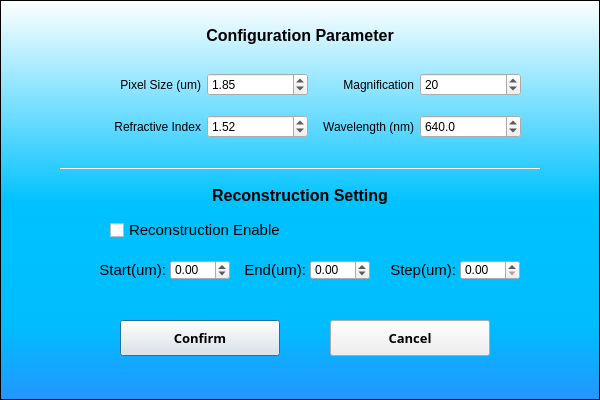
YipLab/DHM, file Lei Temp/UI file/Parameter setting.ui: the form before one commit.
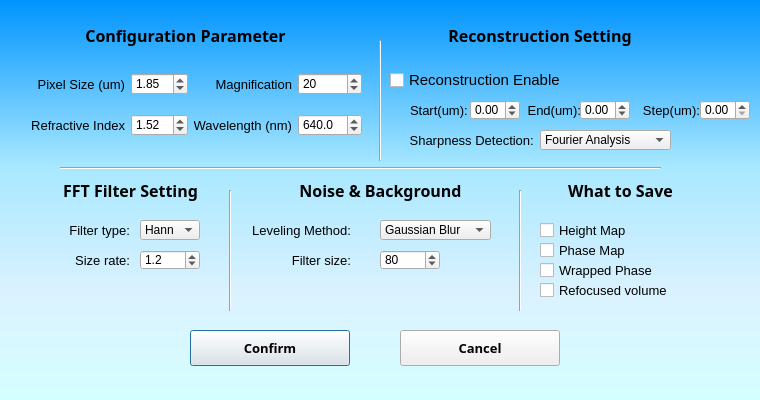
The form after the commit.

The edit to the form file:
```diff
--- a/Lei Temp/UI file/Parameter setting.ui
+++ b/Lei Temp/UI file/Parameter setting.ui
@@ -6,19 +6,23 @@
    <rect>
     <x>0</x>
     <y>0</y>
-    <width>600</width>
+    <width>760</width>
     <height>400</height>
    </rect>
   </property>
   <property name="windowTitle">
    <string>Dialog</string>
   </property>
+  <property name="styleSheet">
+   <string notr="true">QDialog#SystemSetting {
+background-color: qlineargradient(spread:pad, x1:0, y1:0, x2:0, y2:1, stop:0 rgba(0, 148, 255, 255), stop:0.414773 rgba(168, 232, 255, 255), stop:0.738636 rgba(219, 242, 255, 255), stop:1 rgba(212, 255, 255, 255));}</string>
+  </property>
   <widget class="Line" name="line">
    <property name="geometry">
     <rect>
      <x>60</x>
      <y>160</y>
-     <width>481</width>
+     <width>601</width>
      <height>16</height>
     </rect>
    </property>
@@ -29,8 +33,8 @@
   <widget class="QCheckBox" name="checkBox_recon">
    <property name="geometry">
     <rect>
-     <x>110</x>
-     <y>220</y>
+     <x>390</x>
+     <y>70</y>
      <width>181</width>
      <height>20</height>
     </rect>
@@ -77,9 +81,9 @@
   <widget class="QWidget" name="layoutWidget_2">
    <property name="geometry">
     <rect>
-     <x>100</x>
+     <x>31</x>
      <y>60</y>
-     <width>421</width>
+     <width>331</width>
      <height>91</height>
     </rect>
    </property>
@@ -89,7 +93,7 @@
       <property name="font">
        <font>
         <family>Arial</family>
-        <pointsize>9</pointsize>
+        <pointsize>10</pointsize>
        </font>
       </property>
       <property name="locale">
@@ -108,7 +112,7 @@
       <property name="font">
        <font>
         <family>Arial</family>
-        <pointsize>9</pointsize>
+        <pointsize>10</pointsize>
        </font>
       </property>
       <property name="locale">
@@ -190,7 +194,7 @@
       <property name="font">
        <font>
         <family>Arial</family>
-        <pointsize>9</pointsize>
+        <pointsize>10</pointsize>
        </font>
       </property>
       <property name="locale">
@@ -209,7 +213,7 @@
       <property name="font">
        <font>
         <family>Arial</family>
-        <pointsize>9</pointsize>
+        <pointsize>10</pointsize>
        </font>
       </property>
       <property name="locale">
@@ -244,8 +248,8 @@
   <widget class="QPushButton" name="pushButton_confirm">
    <property name="geometry">
     <rect>
-     <x>120</x>
-     <y>320</y>
+     <x>190</x>
+     <y>330</y>
      <width>160</width>
      <height>36</height>
     </rect>
@@ -268,8 +272,8 @@
   <widget class="QPushButton" name="pushButton_cancel">
    <property name="geometry">
     <rect>
-     <x>330</x>
-     <y>320</y>
+     <x>400</x>
+     <y>330</y>
      <width>160</width>
      <height>36</height>
     </rect>
@@ -292,15 +296,15 @@
   <widget class="QLabel" name="Title_config">
    <property name="geometry">
     <rect>
-     <x>200</x>
+     <x>70</x>
      <y>20</y>
-     <width>200</width>
+     <width>231</width>
      <height>30</height>
     </rect>
    </property>
    <property name="font">
     <font>
-     <family>Arial</family>
+     <family>Arial Black</family>
      <pointsize>12</pointsize>
      <weight>75</weight>
      <bold>true</bold>
@@ -319,15 +323,15 @@
   <widget class="QLabel" name="Title_recon">
    <property name="geometry">
     <rect>
-     <x>200</x>
-     <y>180</y>
+     <x>440</x>
+     <y>20</y>
      <width>200</width>
      <height>30</height>
     </rect>
    </property>
    <property name="font">
     <font>
-     <family>Arial</family>
+     <family>Arial Black</family>
      <pointsize>12</pointsize>
      <weight>75</weight>
      <bold>true</bold>
@@ -346,9 +350,9 @@
   <widget class="QDoubleSpinBox" name="SpinBox_start_recon">
    <property name="geometry">
     <rect>
-     <x>170</x>
-     <y>260</y>
-     <width>60</width>
+     <x>470</x>
+     <y>100</y>
+     <width>50</width>
      <height>20</height>
     </rect>
    </property>
@@ -365,9 +369,9 @@
   <widget class="QDoubleSpinBox" name="SpinBox_end_recon">
    <property name="geometry">
     <rect>
-     <x>310</x>
-     <y>260</y>
-     <width>60</width>
+     <x>580</x>
+     <y>100</y>
+     <width>50</width>
      <height>20</height>
     </rect>
    </property>
@@ -384,9 +388,9 @@
   <widget class="QDoubleSpinBox" name="SpinBox_step_recon">
    <property name="geometry">
     <rect>
-     <x>460</x>
-     <y>260</y>
-     <width>60</width>
+     <x>700</x>
+     <y>100</y>
+     <width>50</width>
      <height>20</height>
     </rect>
    </property>
@@ -400,16 +404,16 @@
   <widget class="QLabel" name="label_start_recon">
    <property name="geometry">
     <rect>
-     <x>95</x>
-     <y>260</y>
-     <width>71</width>
+     <x>410</x>
+     <y>100</y>
+     <width>60</width>
      <height>20</height>
     </rect>
    </property>
    <property name="font">
     <font>
      <family>Arial</family>
-     <pointsize>11</pointsize>
+     <pointsize>10</pointsize>
      <weight>50</weight>
      <bold>false</bold>
     </font>
@@ -421,14 +425,14 @@
     <string>Start(um):</string>
    </property>
    <property name="alignment">
-    <set>Qt::AlignRight|Qt::AlignTrailing|Qt::AlignVCenter</set>
+    <set>Qt::AlignLeading|Qt::AlignLeft|Qt::AlignVCenter</set>
    </property>
   </widget>
   <widget class="QLabel" name="label_end_recon">
    <property name="geometry">
     <rect>
-     <x>245</x>
-     <y>260</y>
+     <x>520</x>
+     <y>100</y>
      <width>61</width>
      <height>20</height>
     </rect>
@@ -436,7 +440,7 @@
    <property name="font">
     <font>
      <family>Arial</family>
-     <pointsize>11</pointsize>
+     <pointsize>10</pointsize>
     </font>
    </property>
    <property name="locale">
@@ -452,16 +456,16 @@
   <widget class="QLabel" name="label_step_recon">
    <property name="geometry">
     <rect>
-     <x>385</x>
-     <y>260</y>
-     <width>71</width>
+     <x>640</x>
+     <y>100</y>
+     <width>60</width>
      <height>20</height>
     </rect>
    </property>
    <property name="font">
     <font>
      <family>Arial</family>
-     <pointsize>11</pointsize>
+     <pointsize>10</pointsize>
     </font>
    </property>
    <property name="locale">
@@ -474,39 +478,536 @@
     <set>Qt::AlignRight|Qt::AlignTrailing|Qt::AlignVCenter</set>
    </property>
   </widget>
-  <widget class="QFrame" name="frame">
+  <widget class="QLabel" name="label">
    <property name="geometry">
     <rect>
-     <x>0</x>
-     <y>0</y>
-     <width>600</width>
-     <height>400</height>
+     <x>50</x>
+     <y>180</y>
+     <width>161</width>
+     <height>21</height>
     </rect>
    </property>
+   <property name="font">
+    <font>
+     <family>Arial Black</family>
+     <pointsize>12</pointsize>
+     <weight>75</weight>
+     <bold>true</bold>
+    </font>
+   </property>
+   <property name="text">
+    <string>FFT Filter Setting</string>
+   </property>
+   <property name="alignment">
+    <set>Qt::AlignCenter</set>
+   </property>
+  </widget>
+  <widget class="QDoubleSpinBox" name="doubleSpinBox">
+   <property name="geometry">
+    <rect>
+     <x>140</x>
+     <y>250</y>
+     <width>60</width>
+     <height>20</height>
+    </rect>
+   </property>
+   <property name="decimals">
+    <number>1</number>
+   </property>
+   <property name="minimum">
+    <double>0.100000000000000</double>
+   </property>
+   <property name="maximum">
+    <double>10.000000000000000</double>
+   </property>
+   <property name="singleStep">
+    <double>0.100000000000000</double>
+   </property>
+   <property name="value">
+    <double>1.200000000000000</double>
+   </property>
+  </widget>
+  <widget class="QComboBox" name="comboBox">
+   <property name="geometry">
+    <rect>
+     <x>140</x>
+     <y>220</y>
+     <width>60</width>
+     <height>20</height>
+    </rect>
+   </property>
+   <item>
+    <property name="text">
+     <string>Hann</string>
+    </property>
+   </item>
+   <item>
+    <property name="text">
+     <string>Flat</string>
+    </property>
+   </item>
+  </widget>
+  <widget class="QLabel" name="label_3">
+   <property name="geometry">
+    <rect>
+     <x>50</x>
+     <y>250</y>
+     <width>80</width>
+     <height>20</height>
+    </rect>
+   </property>
+   <property name="font">
+    <font>
+     <family>Arial</family>
+     <pointsize>10</pointsize>
+    </font>
+   </property>
+   <property name="text">
+    <string>Size rate:</string>
+   </property>
+   <property name="alignment">
+    <set>Qt::AlignRight|Qt::AlignTrailing|Qt::AlignVCenter</set>
+   </property>
+  </widget>
+  <widget class="QLabel" name="label_2">
+   <property name="geometry">
+    <rect>
+     <x>50</x>
+     <y>220</y>
+     <width>80</width>
+     <height>20</height>
+    </rect>
+   </property>
+   <property name="font">
+    <font>
+     <family>Arial</family>
+     <pointsize>10</pointsize>
+    </font>
+   </property>
+   <property name="text">
+    <string>Filter type:</string>
+   </property>
+   <property name="alignment">
+    <set>Qt::AlignRight|Qt::AlignTrailing|Qt::AlignVCenter</set>
+   </property>
+  </widget>
+  <widget class="QLabel" name="label_4">
+   <property name="geometry">
+    <rect>
+     <x>290</x>
+     <y>180</y>
+     <width>181</width>
+     <height>21</height>
+    </rect>
+   </property>
+   <property name="font">
+    <font>
+     <family>Arial Black</family>
+     <pointsize>12</pointsize>
+     <weight>75</weight>
+     <bold>true</bold>
+    </font>
+   </property>
+   <property name="text">
+    <string>Noise &amp; Background</string>
+   </property>
+   <property name="alignment">
+    <set>Qt::AlignCenter</set>
+   </property>
+  </widget>
+  <widget class="QLabel" name="label_step_recon_2">
+   <property name="geometry">
+    <rect>
+     <x>400</x>
+     <y>130</y>
+     <width>141</width>
+     <height>20</height>
+    </rect>
+   </property>
+   <property name="font">
+    <font>
+     <family>Arial</family>
+     <pointsize>10</pointsize>
+    </font>
+   </property>
+   <property name="locale">
+    <locale language="English" country="Canada"/>
+   </property>
+   <property name="text">
+    <string>Sharpness Detection:  </string>
+   </property>
+   <property name="alignment">
+    <set>Qt::AlignRight|Qt::AlignTrailing|Qt::AlignVCenter</set>
+   </property>
+  </widget>
+  <widget class="QComboBox" name="comboBox_2">
+   <property name="geometry">
+    <rect>
+     <x>540</x>
+     <y>130</y>
+     <width>131</width>
+     <height>20</height>
+    </rect>
+   </property>
+   <item>
+    <property name="text">
+     <string>Fourier Analysis</string>
+    </property>
+   </item>
+   <item>
+    <property name="text">
+     <string>Statitic</string>
+    </property>
+   </item>
+  </widget>
+  <widget class="Line" name="line_2">
+   <property name="geometry">
+    <rect>
+     <x>370</x>
+     <y>40</y>
+     <width>20</width>
+     <height>121</height>
+    </rect>
+   </property>
+   <property name="orientation">
+    <enum>Qt::Vertical</enum>
+   </property>
+  </widget>
+  <widget class="QLabel" name="label_5">
+   <property name="geometry">
+    <rect>
+     <x>540</x>
+     <y>180</y>
+     <width>161</width>
+     <height>21</height>
+    </rect>
+   </property>
+   <property name="font">
+    <font>
+     <family>Arial Black</family>
+     <pointsize>12</pointsize>
+     <weight>75</weight>
+     <bold>true</bold>
+    </font>
+   </property>
+   <property name="text">
+    <string>What to Save</string>
+   </property>
+   <property name="alignment">
+    <set>Qt::AlignCenter</set>
+   </property>
+  </widget>
+  <widget class="QCheckBox" name="checkBox_recon_2">
+   <property name="geometry">
+    <rect>
+     <x>540</x>
+     <y>220</y>
+     <width>181</width>
+     <height>20</height>
+    </rect>
+   </property>
+   <property name="sizeIncrement">
+    <size>
+     <width>20</width>
+     <height>20</height>
+    </size>
+   </property>
+   <property name="baseSize">
+    <size>
+     <width>0</width>
+     <height>0</height>
+    </size>
+   </property>
+   <property name="font">
+    <font>
+     <family>Arial</family>
+     <pointsize>10</pointsize>
+     <weight>50</weight>
+     <italic>false</italic>
+     <bold>false</bold>
+    </font>
+   </property>
    <property name="styleSheet">
-    <string notr="true">background-color: qlineargradient(spread:pad, x1:1, y1:1, x2:1, y2:0, stop:0 rgba(36, 149, 255, 255), stop:0.1875 rgba(0, 189, 255, 255), stop:0.494318 rgba(0, 194, 255, 255), stop:1 rgba(255, 255, 255, 255));</string>
+    <string notr="true">font: 10pt &quot;Arial&quot;;</string>
    </property>
-   <property name="frameShape">
-    <enum>QFrame::StyledPanel</enum>
+   <property name="locale">
+    <locale language="English" country="Canada"/>
    </property>
-   <property name="frameShadow">
-    <enum>QFrame::Raised</enum>
+   <property name="text">
+    <string>Height Map</string>
    </property>
+   <property name="iconSize">
+    <size>
+     <width>60</width>
+     <height>60</height>
+    </size>
+   </property>
   </widget>
-  <zorder>frame</zorder>
-  <zorder>line</zorder>
-  <zorder>checkBox_recon</zorder>
-  <zorder>layoutWidget_2</zorder>
-  <zorder>pushButton_confirm</zorder>
-  <zorder>pushButton_cancel</zorder>
-  <zorder>Title_config</zorder>
-  <zorder>Title_recon</zorder>
-  <zorder>SpinBox_start_recon</zorder>
-  <zorder>SpinBox_end_recon</zorder>
-  <zorder>SpinBox_step_recon</zorder>
-  <zorder>label_start_recon</zorder>
-  <zorder>label_end_recon</zorder>
-  <zorder>label_step_recon</zorder>
+  <widget class="QCheckBox" name="checkBox_recon_3">
+   <property name="geometry">
+    <rect>
+     <x>540</x>
+     <y>240</y>
+     <width>181</width>
+     <height>20</height>
+    </rect>
+   </property>
+   <property name="sizeIncrement">
+    <size>
+     <width>20</width>
+     <height>20</height>
+    </size>
+   </property>
+   <property name="baseSize">
+    <size>
+     <width>0</width>
+     <height>0</height>
+    </size>
+   </property>
+   <property name="font">
+    <font>
+     <family>Arial</family>
+     <pointsize>10</pointsize>
+     <weight>50</weight>
+     <italic>false</italic>
+     <bold>false</bold>
+    </font>
+   </property>
+   <property name="styleSheet">
+    <string notr="true">font: 10pt &quot;Arial&quot;;</string>
+   </property>
+   <property name="locale">
+    <locale language="English" country="Canada"/>
+   </property>
+   <property name="text">
+    <string>Phase Map</string>
+   </property>
+   <property name="iconSize">
+    <size>
+     <width>60</width>
+     <height>60</height>
+    </size>
+   </property>
+  </widget>
+  <widget class="QCheckBox" name="checkBox_recon_4">
+   <property name="geometry">
+    <rect>
+     <x>540</x>
+     <y>260</y>
+     <width>181</width>
+     <height>20</height>
+    </rect>
+   </property>
+   <property name="sizeIncrement">
+    <size>
+     <width>20</width>
+     <height>20</height>
+    </size>
+   </property>
+   <property name="baseSize">
+    <size>
+     <width>0</width>
+     <height>0</height>
+    </size>
+   </property>
+   <property name="font">
+    <font>
+     <family>Arial</family>
+     <pointsize>10</pointsize>
+     <weight>50</weight>
+     <italic>false</italic>
+     <bold>false</bold>
+    </font>
+   </property>
+   <property name="styleSheet">
+    <string notr="true">font: 10pt &quot;Arial&quot;;</string>
+   </property>
+   <property name="locale">
+    <locale language="English" country="Canada"/>
+   </property>
+   <property name="text">
+    <string>Wrapped Phase</string>
+   </property>
+   <property name="iconSize">
+    <size>
+     <width>60</width>
+     <height>60</height>
+    </size>
+   </property>
+  </widget>
+  <widget class="QCheckBox" name="checkBox_recon_5">
+   <property name="geometry">
+    <rect>
+     <x>540</x>
+     <y>280</y>
+     <width>181</width>
+     <height>20</height>
+    </rect>
+   </property>
+   <property name="sizeIncrement">
+    <size>
+     <width>20</width>
+     <height>20</height>
+    </size>
+   </property>
+   <property name="baseSize">
+    <size>
+     <width>0</width>
+     <height>0</height>
+    </size>
+   </property>
+   <property name="font">
+    <font>
+     <family>Arial</family>
+     <pointsize>10</pointsize>
+     <weight>50</weight>
+     <italic>false</italic>
+     <bold>false</bold>
+    </font>
+   </property>
+   <property name="styleSheet">
+    <string notr="true">font: 10pt &quot;Arial&quot;;</string>
+   </property>
+   <property name="locale">
+    <locale language="English" country="Canada"/>
+   </property>
+   <property name="text">
+    <string>Refocused volume</string>
+   </property>
+   <property name="iconSize">
+    <size>
+     <width>60</width>
+     <height>60</height>
+    </size>
+   </property>
+  </widget>
+  <widget class="Line" name="line_3">
+   <property name="geometry">
+    <rect>
+     <x>220</x>
+     <y>190</y>
+     <width>20</width>
+     <height>121</height>
+    </rect>
+   </property>
+   <property name="orientation">
+    <enum>Qt::Vertical</enum>
+   </property>
+  </widget>
+  <widget class="Line" name="line_4">
+   <property name="geometry">
+    <rect>
+     <x>510</x>
+     <y>190</y>
+     <width>20</width>
+     <height>121</height>
+    </rect>
+   </property>
+   <property name="orientation">
+    <enum>Qt::Vertical</enum>
+   </property>
+  </widget>
+  <widget class="QLabel" name="label_6">
+   <property name="geometry">
+    <rect>
+     <x>250</x>
+     <y>220</y>
+     <width>101</width>
+     <height>20</height>
+    </rect>
+   </property>
+   <property name="font">
+    <font>
+     <family>Arial</family>
+     <pointsize>10</pointsize>
+    </font>
+   </property>
+   <property name="locale">
+    <locale language="English" country="Canada"/>
+   </property>
+   <property name="text">
+    <string>Leveling Method:</string>
+   </property>
+   <property name="alignment">
+    <set>Qt::AlignRight|Qt::AlignTrailing|Qt::AlignVCenter</set>
+   </property>
+  </widget>
+  <widget class="QComboBox" name="comboBox_3">
+   <property name="geometry">
+    <rect>
+     <x>380</x>
+     <y>220</y>
+     <width>111</width>
+     <height>20</height>
+    </rect>
+   </property>
+   <property name="locale">
+    <locale language="English" country="Canada"/>
+   </property>
+   <item>
+    <property name="text">
+     <string>Gaussian Blur</string>
+    </property>
+   </item>
+   <item>
+    <property name="text">
+     <string>Polynomial</string>
+    </property>
+   </item>
+  </widget>
+  <widget class="QLabel" name="label_7">
+   <property name="geometry">
+    <rect>
+     <x>250</x>
+     <y>250</y>
+     <width>101</width>
+     <height>20</height>
+    </rect>
+   </property>
+   <property name="font">
+    <font>
+     <family>Arial</family>
+     <pointsize>10</pointsize>
+    </font>
+   </property>
+   <property name="locale">
+    <locale language="English" country="Canada"/>
+   </property>
+   <property name="text">
+    <string>Filter size:</string>
+   </property>
+   <property name="alignment">
+    <set>Qt::AlignRight|Qt::AlignTrailing|Qt::AlignVCenter</set>
+   </property>
+  </widget>
+  <widget class="QDoubleSpinBox" name="doubleSpinBox_2">
+   <property name="geometry">
+    <rect>
+     <x>380</x>
+     <y>250</y>
+     <width>60</width>
+     <height>20</height>
+    </rect>
+   </property>
+   <property name="locale">
+    <locale language="English" country="Canada"/>
+   </property>
+   <property name="decimals">
+    <number>0</number>
+   </property>
+   <property name="minimum">
+    <double>20.000000000000000</double>
+   </property>
+   <property name="maximum">
+    <double>500.000000000000000</double>
+   </property>
+   <property name="singleStep">
+    <double>10.000000000000000</double>
+   </property>
+   <property name="value">
+    <double>80.000000000000000</double>
+   </property>
+  </widget>
  </widget>
  <resources/>
  <connections/>
```
